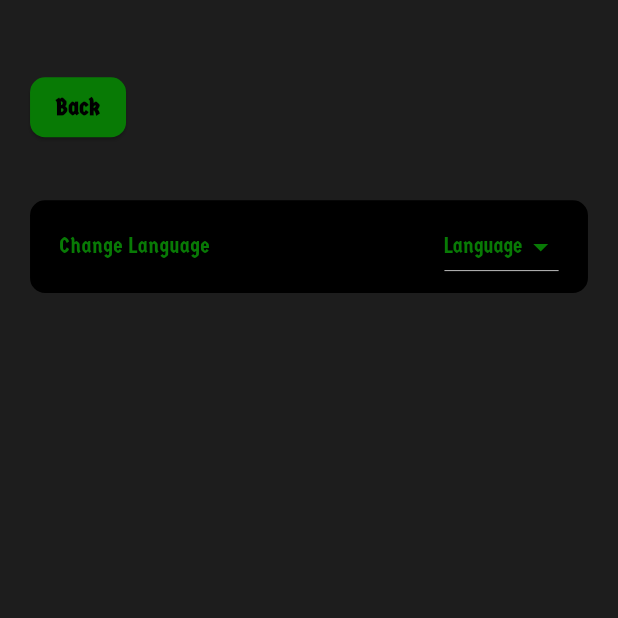
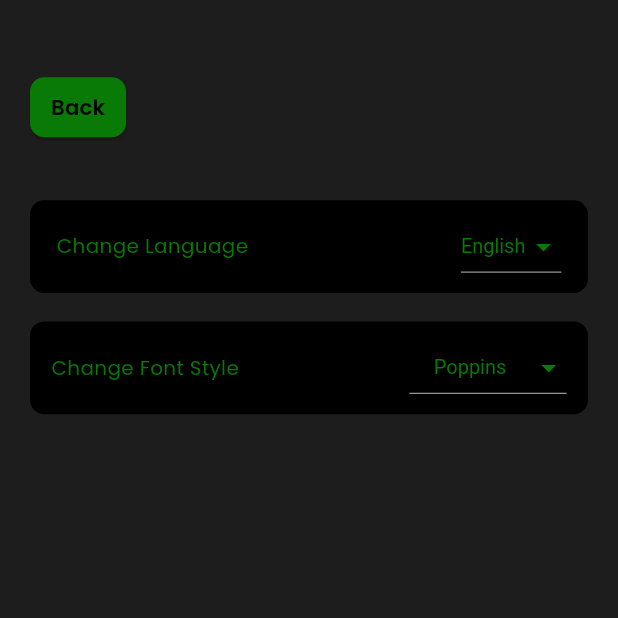
Before and after one commit to MAHMOUDELSAYED7/Body-Metrics, a Flutter app: the screen it shows after launch, after a tap on the "settings" icon, on a phone screen of 412 x 824 dp, the top half of it. Run offline on Flutter 3.47's test engine with Material 3 defaults, Android fonts, the phone set to English and light mode, and no system bars; our stand-ins replace flutter_riverpod, flutter_screenutil, shared_preferences; missing offline and left inert: vertical_weight_slider.

Commit message:
modify material app, create fontProvider, refactors LocaleController provider,  gender card, setting screen and add font family dropdownbutton, splash, and custom text widget.

```diff
--- a/lib/l10n/intl_ar.arb
+++ b/lib/l10n/intl_ar.arb
@@ -22,5 +22,6 @@
     "overweightMessage": "لديك وزن أعلى من متوسطك، ان تتمرن مزيد من التمرين.",
     "normalRanage": "يجب ان يكون الوزن الطبيعى بين 18.5 و 25",
     "language": "اللغة",
-    "changeLanguage": "تغير اللغة"
+    "changeLanguage": "تغير اللغة",
+    "changeFontFamily": "تغيرر نوع الخط"
 }
--- a/lib/l10n/intl_en.arb
+++ b/lib/l10n/intl_en.arb
@@ -22,5 +22,6 @@
     "overweightMessage": "You have a higher than normal body weight. Try to exercise more.",
     "normalRanage": "The normal BMI range is 18.5 - 24.9 kg/m2.",
     "language": "Language",
-    "changeLanguage": "Change Language"
+    "changeLanguage": "Change Language",
+    "changeFontFamily": "Change Font Style"
 }
--- /dev/null
+++ b/lib/logic/font_family_provider.dart
@@ -0,0 +1,31 @@
+import 'package:flutter/material.dart';
+import 'package:flutter_riverpod/flutter_riverpod.dart';
+import '../constant/string.dart';
+import '../helper/cache.dart';
+
+final fontProvider = ChangeNotifierProvider<FontController>((ref) {
+  return FontController();
+});
+
+class FontController extends ChangeNotifier {
+  FontController() {
+    _initializeFont();
+  }
+
+  String fontFamily = MyFontFamily.poppins;
+
+  Future<void> _initializeFont() async {
+    fontFamily =
+        await CacheData.getdata(key: "fontFamily") ?? MyFontFamily.poppins;
+    notifyListeners();
+  }
+
+  Future<void> onFontFamilyChanged(String? value) async {
+    if (value == null || value == fontFamily) return;
+
+    fontFamily = value;
+    await CacheData.setData(key: "fontFamily", value: fontFamily);
+
+    notifyListeners();
+  }
+}
--- a/lib/logic/localization_provider.dart
+++ b/lib/logic/localization_provider.dart
@@ -1,4 +1,4 @@
-import 'package:bmi_calculator/helper/chache.dart';
+import 'package:bmi_calculator/helper/cache.dart';
 import 'package:flutter/material.dart';
 import 'package:flutter_riverpod/flutter_riverpod.dart';
 
@@ -9,18 +9,26 @@ final localeProvider = ChangeNotifierProvider<LocaleController>((ref) {
 });
 
 class LocaleController extends ChangeNotifier {
+  LocaleController() {
+    _initializeLang();
+  }
+
   String lang = "en";
 
-  Locale get locale => Locale(CacheData.getdata(key: "locale") ?? "en");
-  onLocalizationChanged(String? value) async {
-    lang = value!;
+  Locale get locale => Locale(lang);
+
+  Future<void> _initializeLang() async {
+    lang = await CacheData.getdata(key: "locale") ?? "en";
+    notifyListeners();
+  }
+
+  Future<void> onLocalizationChanged(String? value) async {
+    if (value == null || value == lang) return;
+
+    lang = value;
     await CacheData.setData(key: "locale", value: lang);
-    if (lang == "en") {
-      S.load(const Locale('en'));
-    } else {
-      S.load(const Locale('ar'));
-    }
 
+    await S.load(Locale(lang));
     notifyListeners();
   }
 }
--- a/lib/main.dart
+++ b/lib/main.dart
@@ -1,7 +1,8 @@
 import 'package:bmi_calculator/constant/string.dart';
 import 'package:bmi_calculator/helper/app_router.dart';
-import 'package:bmi_calculator/helper/chache.dart';
+import 'package:bmi_calculator/helper/cache.dart';
 import 'package:bmi_calculator/helper/screen_size.dart';
+import 'package:bmi_calculator/logic/font_family_provider.dart';
 import 'package:flutter/material.dart';
 import 'package:flutter_riverpod/flutter_riverpod.dart';
 import 'package:flutter_screenutil/flutter_screenutil.dart';
@@ -27,7 +28,18 @@ class MyApp extends ConsumerWidget {
       splitScreenMode: true,
       builder: (_, child) {
         return MaterialApp(
+          builder: (context, widget) {
+            final mediaQueryData = MediaQuery.of(context);
+            final scaledMediaQueryData = mediaQueryData.copyWith(
+              textScaler: TextScaler.noScaling,
+            );
+            return MediaQuery(
+              data: scaledMediaQueryData,
+              child: widget!,
+            );
+          },
           title: 'BMI Calculator',
+          theme: ThemeData(fontFamily: ref.watch(fontProvider).fontFamily),
           locale: ref.watch(localeProvider).locale,
           localizationsDelegates: const [
             S.delegate,
--- a/lib/view/operation.dart
+++ b/lib/view/operation.dart
@@ -80,8 +80,7 @@ class OperationScreen extends ConsumerWidget {
     return Row(
       children: [
         Expanded(
-          child: GenderSlider(
-            switcherIndex1: ref.watch(bmiProvider).switcherIndex1,
+          child: GenderCard(
             onSelect: ref.read(bmiProvider).onGenderSelect,
           ),
         ),
--- a/lib/view/result.dart
+++ b/lib/view/result.dart
@@ -131,6 +131,7 @@ class ResultScreen extends ConsumerWidget {
           color: MyColors.black, borderRadius: BorderRadius.circular(10.dm)),
       child: CustomText(
         "${tr.yourBmiIs} $result. $message\n${tr.normalRanage}",
+        textAlign: TextAlign.center,
         color: color,
         fontSize: 18,
       ),
--- a/lib/view/setting.dart
+++ b/lib/view/setting.dart
@@ -2,8 +2,9 @@ import 'package:flutter/material.dart';
 import 'package:flutter_riverpod/flutter_riverpod.dart';
 import 'package:flutter_screenutil/flutter_screenutil.dart';
 import '../constant/color.dart';
+import '../constant/string.dart';
 import '../generated/l10n.dart';
-import '../helper/screen_size.dart';
+import '../logic/font_family_provider.dart';
 import '../logic/localization_provider.dart';
 import '../widgets/custom_text.dart';
 
@@ -12,6 +13,8 @@ class SettingsScreen extends ConsumerWidget {
 
   @override
   Widget build(BuildContext context, WidgetRef ref) {
+    final tr = S.of(context);
+
     return Scaffold(
       backgroundColor: const Color.fromARGB(255, 29, 29, 29),
       body: Padding(
@@ -21,61 +24,96 @@ class SettingsScreen extends ConsumerWidget {
             SizedBox(height: 50.h),
             Row(
               children: [
-                _buildBackButton(context, ref),
+                _buildBackButton(context, tr),
               ],
             ),
             SizedBox(height: 40.h),
-            _buildChangeLocale(context, ref),
+            _buildDropdownContainer(
+              context,
+              label: tr.changeLanguage,
+              value: ref.watch(localeProvider).lang,
+              items:const [
+                DropdownMenuItem<String>(
+                  value: "en",
+                  child: CustomText("English"),
+                ),
+                DropdownMenuItem<String>(
+                  value: "ar",
+                  child: CustomText("العربية"),
+                ),
+              ],
+              onChanged: (value) {
+                if (value != null) {
+                  ref.read(localeProvider).onLocalizationChanged(value);
+                }
+              },
+            ),
+            SizedBox(height: 20.h),
+            _buildDropdownContainer(
+              context,
+              label: tr.changeFontFamily,
+              value: ref.watch(fontProvider).fontFamily,
+              items:const [
+                DropdownMenuItem<String>(
+                  value: MyFontFamily.poppins,
+                  child: CustomText(MyFontFamily.poppins),
+                ),
+                DropdownMenuItem<String>(
+                  value: MyFontFamily.germania,
+                  child: CustomText(MyFontFamily.germania),
+                ),
+                DropdownMenuItem<String>(
+                  value: MyFontFamily.metalMania,
+                  child: CustomText(MyFontFamily.metalMania),
+                ),
+              ],
+              onChanged: (value) {
+                if (value != null) {
+                  ref.read(fontProvider).onFontFamilyChanged(value);
+                }
+              },
+            ),
           ],
         ),
       ),
     );
   }
 
-  Widget _buildChangeLocale(BuildContext context, WidgetRef ref) {
-    final tr = S.of(context);
+  Widget _buildDropdownContainer(
+    BuildContext context, {
+    required String label,
+    required String value,
+    required List<DropdownMenuItem<String>> items,
+    required ValueChanged<String?> onChanged,
+  }) {
     return Container(
-      height: ScreenSize.height * 0.075,
-      width: ScreenSize.width,
+      height: MediaQuery.of(context).size.height * 0.075,
+      width: MediaQuery.of(context).size.width,
       alignment: Alignment.center,
       decoration: BoxDecoration(
         color: MyColors.black,
-        borderRadius: BorderRadius.circular(10.dm),
+        borderRadius: BorderRadius.circular(10.r),
       ),
       child: Row(
         children: [
           const Spacer(),
           CustomText(
-            tr.changeLanguage,
+            label,
             color: MyColors.green,
           ),
           const Spacer(flex: 8),
-          DropdownButton(
-            selectedItemBuilder: (context) => [
-              DropdownMenuItem(
-                child: CustomText(tr.language, color: MyColors.green),
-              ),
-            ],
+          DropdownButton<String>(
+            enableFeedback: true,
+            borderRadius: BorderRadius.circular(12.r),
             iconEnabledColor: MyColors.green,
             style: const TextStyle(color: MyColors.green),
             alignment: Alignment.center,
             dropdownColor: MyColors.black,
             icon: const Icon(Icons.arrow_drop_down),
-            value: ref.watch(localeProvider).lang,
-            items: const [
-              DropdownMenuItem(
-                alignment: Alignment.center,
-                value: "en",
-                child: CustomText("English"),
-              ),
-              DropdownMenuItem(
-                alignment: Alignment.center,
-                value: "ar",
-                child: CustomText("العربية"),
-              ),
-            ],
-            onChanged: (value) =>
-                ref.read(localeProvider).onLocalizationChanged(value),
+            value: value,
+            items: items,
+            onChanged: onChanged,
+            itemHeight: 50.0,
           ),
           const Spacer(),
         ],
@@ -83,18 +121,15 @@ class SettingsScreen extends ConsumerWidget {
     );
   }
 
-  Widget _buildBackButton(
-    BuildContext context,
-    WidgetRef ref,
-  ) {
-    final tr = S.of(context);
+  Widget _buildBackButton(BuildContext context, S tr) {
     return ElevatedButton(
       style: ElevatedButton.styleFrom(
-          backgroundColor: MyColors.green,
-          padding: EdgeInsets.zero,
-          shape: RoundedRectangleBorder(
-            borderRadius: BorderRadius.circular(10.dm),
-          )),
+        backgroundColor: MyColors.green,
+        padding: EdgeInsets.zero,
+        shape: RoundedRectangleBorder(
+          borderRadius: BorderRadius.circular(10.r),
+        ),
+      ),
       child: CustomText(
         tr.back,
         color: MyColors.black,
--- a/lib/view/splash.dart
+++ b/lib/view/splash.dart
@@ -15,10 +15,10 @@ class _SplashScreenState extends State<SplashScreen> {
   @override
   void initState() {
     super.initState();
-    goToOperationScreen();
+    _goToOperationScreen();
   }
 
-  goToOperationScreen() {
+  _goToOperationScreen() {
     Future.delayed(const Duration(seconds: 1), () {
       Navigator.pushReplacementNamed(context, MyRoutes.operationRoute);
     });
@@ -28,12 +28,7 @@ class _SplashScreenState extends State<SplashScreen> {
   Widget build(BuildContext context) {
     return const Scaffold(
       backgroundColor: MyColors.black,
-      body: Column(
-        mainAxisAlignment: MainAxisAlignment.center,
-        children: [
-          MyLoadingIndicator(),
-        ],
-      ),
+      body: MyLoadingIndicator(),
     );
   }
 }
--- a/lib/widgets/custom_slider.dart
+++ b/lib/widgets/custom_slider.dart
@@ -15,7 +15,7 @@ class MySlider extends StatelessWidget {
     return Container(
       height: ScreenSize.height / 4.2,
       decoration: BoxDecoration(
-          color: MyColors.black, borderRadius: BorderRadius.circular(15.dm)),
+          color: MyColors.black, borderRadius: BorderRadius.circular(15.r)),
       child: Column(
         children: [
           CustomText(
@@ -30,7 +30,7 @@ class MySlider extends StatelessWidget {
             alignment: Alignment.center,
             decoration: BoxDecoration(
                 color: MyColors.green,
-                borderRadius: BorderRadius.circular(10.dm)),
+                borderRadius: BorderRadius.circular(10.r)),
             child: Row(
               mainAxisAlignment: MainAxisAlignment.center,
               crossAxisAlignment: CrossAxisAlignment.end,
@@ -55,7 +55,7 @@ class MySlider extends StatelessWidget {
           SliderTheme(
             data: SliderThemeData(
               trackHeight: 10.w,
-              thumbShape: RoundSliderThumbShape(enabledThumbRadius: 12.dm),
+              thumbShape: RoundSliderThumbShape(enabledThumbRadius: 12.r),
             ),
             child: Slider(
               inactiveColor: MyColors.silver,
--- a/lib/widgets/custom_text.dart
+++ b/lib/widgets/custom_text.dart
@@ -1,11 +1,9 @@
-import 'package:bmi_calculator/constant/string.dart';
 import 'package:flutter/material.dart';
 import 'package:flutter_screenutil/flutter_screenutil.dart';
 
 class CustomText extends StatelessWidget {
   final String text;
   final double fontSize;
-  final String fontFamily;
   final FontWeight? fontWeight;
   final Color? color;
   final TextAlign? textAlign;
@@ -16,7 +14,6 @@ class CustomText extends StatelessWidget {
     this.text, {
     super.key,
     this.fontSize = 14,
-    this.fontFamily = MyFontFamily.germania,
     this.fontWeight,
     this.color,
     this.textAlign,
@@ -26,17 +23,12 @@ class CustomText extends StatelessWidget {
 
   @override
   Widget build(BuildContext context) {
-    final screenWidth = MediaQuery.of(context).size.width;
-    final scaleFactor = screenWidth * 0.0025;
-    final adjustedFontSize = fontSize * scaleFactor;
-
     return Text(
       text,
       textAlign: textAlign,
       textDirection: textDirection,
       style: TextStyle(
-        fontSize: adjustedFontSize,
-        fontFamily: fontFamily,
+        fontSize: fontSize.spMin,
         fontWeight: fontWeight,
         color: color,
         decorationColor: color,
--- a/lib/widgets/gender_card.dart
+++ b/lib/widgets/gender_card.dart
@@ -1,79 +1,85 @@
 import 'package:bmi_calculator/helper/screen_size.dart';
 import 'package:flutter/material.dart';
 import 'package:flutter_screenutil/flutter_screenutil.dart';
-import 'package:intl/intl.dart';
-import 'package:slide_switcher/slide_switcher.dart';
 import '../constant/color.dart';
 import '../generated/l10n.dart';
 import 'custom_text.dart';
 
-class GenderSlider extends StatelessWidget {
-  const GenderSlider(
-      {super.key, required this.switcherIndex1, required this.onSelect});
-  final int switcherIndex1;
+class GenderCard extends StatefulWidget {
+  const GenderCard({super.key, required this.onSelect});
   final void Function(int) onSelect;
+
+  @override
+  State<GenderCard> createState() => _GenderCardState();
+}
+
+class _GenderCardState extends State<GenderCard> {
+  bool isMaleSelected = true;
+
+  void _selectGender(bool isMale) {
+    setState(() {
+      isMaleSelected = isMale;
+    });
+    widget.onSelect(isMale ? 0 : 1);
+  }
+
   @override
   Widget build(BuildContext context) {
     final tr = S.of(context);
-    return SlideSwitcher(
-      containerColor: MyColors.black,
-      slidersColors: const [MyColors.green],
-      containerBorderRadius: 10.dm,
-      onSelect: onSelect,
-      containerHeight: ScreenSize.width / 6,
-      containerWight: ScreenSize.width - 40.w,
+    return Container(
+      height: ScreenSize.width / 6,
+      decoration: BoxDecoration(
+          color: MyColors.black, borderRadius: BorderRadius.circular(12.r)),
+      child: Row(
         children: [
-        buildGenderNameAndicon(tr.male, Icons.male, switcherIndex1, context),
-        buildGenderNameAndicon(
-            tr.female, Icons.female, switcherIndex1, context),
+          _genderCard(tr.male, Icons.male, true, context),
+          SizedBox(width: 10.w),
+          _genderCard(tr.female, Icons.female, false, context),
         ],
+      ),
     );
   }
 
-  Widget buildGenderNameAndicon(
-      String title, IconData iconData, int switcherIndex1, context) {
-    final tr = S.of(context);
-    String lang = Intl.getCurrentLocale();
+  Widget _genderCard(String title, IconData iconData, bool isMale, context) {
+    bool isSelected =
+        (isMale && isMaleSelected) || (!isMale && !isMaleSelected);
 
-    return Row(
+    return Expanded(
+      child: InkWell(
+        overlayColor: const WidgetStatePropertyAll(Colors.transparent),
+        onTap: () {
+          _selectGender(isMale);
+        },
+        child: AnimatedContainer(
+          duration: const Duration(milliseconds: 150),
+          decoration: BoxDecoration(
+            color: isSelected ? MyColors.green : null,
+            borderRadius: BorderRadius.circular(15.r),
+          ),
+          alignment: Alignment.center,
+          height: ScreenSize.width / 6,
+          child: Row(
             children: [
               const Spacer(flex: 2),
               Icon(
                 iconData,
                 size: 40.spMax,
-          color: lang == "en"
-              ? title == tr.male && switcherIndex1 == 0
-                  ? MyColors.black
-                  : switcherIndex1 == 1 && title == tr.female
-                      ? MyColors.black
-                      : MyColors.green
-              : title == tr.male && switcherIndex1 == 0
-                  ? MyColors.green
-                  : switcherIndex1 == 1 && title == tr.female
-                      ? MyColors.green
-                      : MyColors.black,
+                color: isSelected ? Colors.black : MyColors.green,
               ),
               const Spacer(),
               CustomText(
                 title,
                 fontSize: 18,
                 fontWeight: FontWeight.w500,
-          color: lang == "en"
-              ? title == tr.male && switcherIndex1 == 0
-                  ? MyColors.black
-                  : switcherIndex1 == 1 && title == tr.female
-                      ? MyColors.black
-                      : MyColors.green
-              : title == tr.male && switcherIndex1 == 0
-                  ? MyColors.green
-                  : switcherIndex1 == 1 && title == tr.female
-                      ? MyColors.green
-                      : MyColors.black,
+                color: isSelected ? Colors.black : MyColors.green,
               ),
               const Spacer(
                 flex: 3,
               ),
             ],
+          ),
+        ),
+      ),
     );
   }
 }
--- a/pubspec.yaml
+++ b/pubspec.yaml
@@ -34,9 +34,8 @@ dependencies:
     sdk: flutter
   flutter_riverpod: ^2.5.1
   flutter_screenutil: ^5.9.0
-  intl: ^0.18.1
+  intl: ^0.19.0
   shared_preferences: ^2.2.2
-  slide_switcher: ^1.1.2
   vertical_weight_slider: ^2.6.0
 
 dev_dependencies:
```
Also changed, not shown: lib/generated/intl/messages_ar.dart, lib/generated/intl/messages_en.dart, lib/generated/l10n.dart, lib/helper/cache.dart (renamed from lib/helper/chache.dart), 1 other file. Lines whose indentation alone changed are shown as unchanged.
